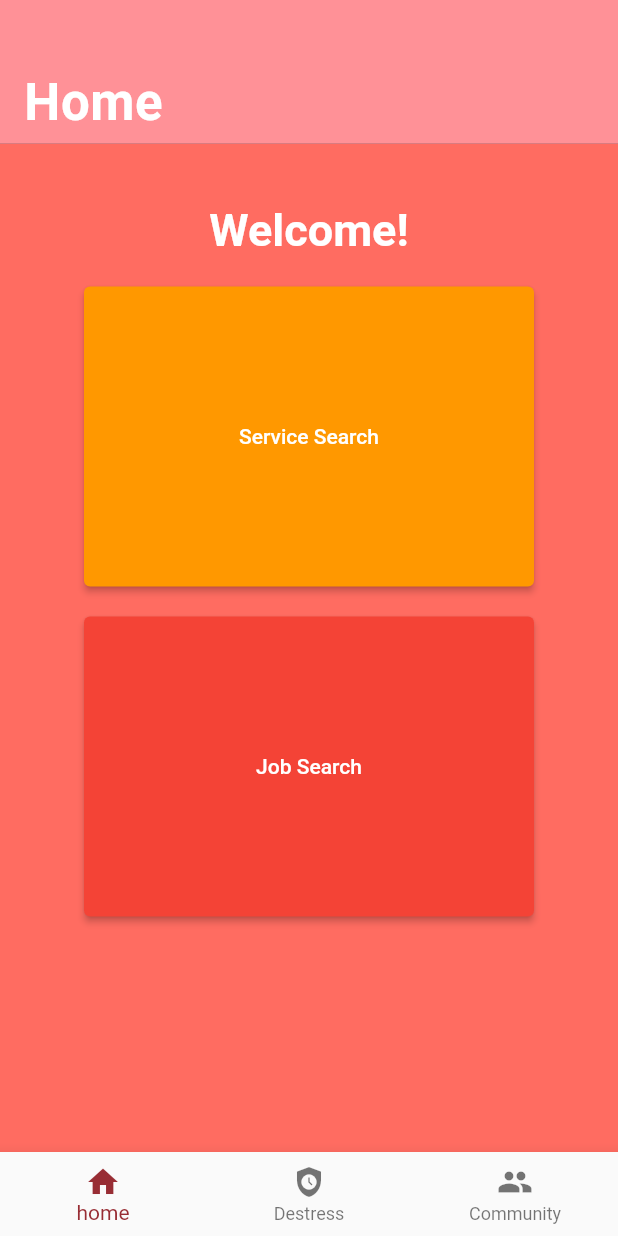
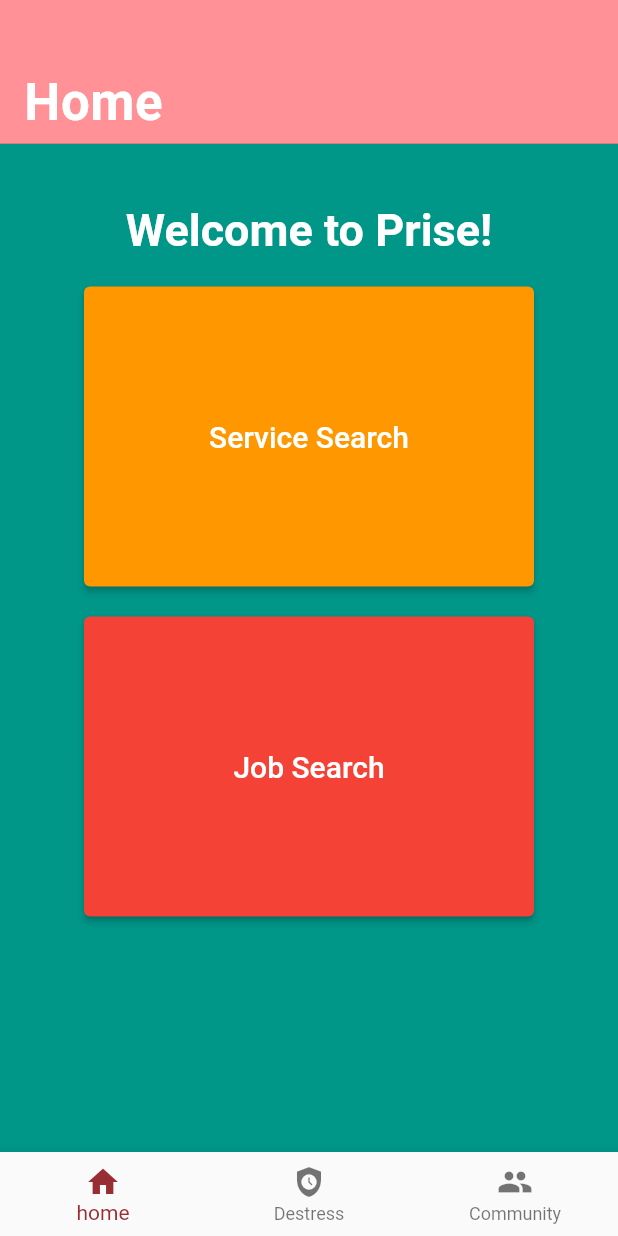
Before and after one commit to ashmitahaldar/HackathonProject, a Flutter app: the screen it shows after launch, after a tap on "Login", on a phone screen of 412 x 824 dp. Run offline on Flutter 3.47's test engine with Material 2 defaults, Android fonts, the phone set to English and light mode, and no system bars; our stand-ins replace easy_sidemenu; missing offline and left inert: dart:html; Roboto replaces fonts that are missing (Avenir).

Commit message:
Aesthetic changes

```diff
--- a/lib/screens/home_page.dart
+++ b/lib/screens/home_page.dart
@@ -1,3 +1,5 @@
+import 'dart:html';
+
 import 'package:flutter/cupertino.dart';
 import 'package:flutter/material.dart';
 import 'package:psg_hackathon_project/screens/Destress.dart';
@@ -18,15 +20,17 @@ class _HomePageState extends State<HomePage> {
   @override
   Widget build(BuildContext context) {
     return Scaffold(
-        backgroundColor: const Color(0xffFF6C61),
+        backgroundColor: Colors.teal,//const Color(0xffFF6C61),
         body: SingleChildScrollView(
           child: Column(
+            // decoration: BoxDecoration(
+            //       image: const DecorationImage(image: AssetImage("assets/homepagebg.png"))),
             crossAxisAlignment: CrossAxisAlignment.center,
             children: <Widget>[
               SizedBox(height: 40),
 
               const Text(
-                "Welcome!",
+                "Welcome to Prise!",
                 style: TextStyle(
                     fontSize: 30,
                     fontWeight: FontWeight.bold,
@@ -45,7 +49,9 @@ class _HomePageState extends State<HomePage> {
                       Navigator.push(context,
                         MaterialPageRoute(builder: (context) => ServiceSearch()));
                     },
-                    child: Text("Service Search"),
+                    child: Text("Service Search",
+                      style: TextStyle(
+                        fontSize: 20,)),
                     style: ElevatedButton.styleFrom(
                       primary: Colors.orange,
                     ),
@@ -73,7 +79,9 @@ class _HomePageState extends State<HomePage> {
                     Navigator.push(context,
                         MaterialPageRoute(builder: (context) => JobSearch()));
                   },
-                  child: Text("Job Search"),
+                  child: Text("Job Search",
+                      style: TextStyle(
+                        fontSize: 20,)),
                   style: ElevatedButton.styleFrom(primary: Colors.red),
                 ),
               ),
--- a/lib/screens/login.dart
+++ b/lib/screens/login.dart
@@ -15,7 +15,7 @@ class _LoginState extends State<Login> {
   @override
   Widget build(BuildContext context) {
     return Scaffold(
-      backgroundColor: Colors.lightBlue,
+      backgroundColor: Colors.teal,
       body: Container(
         width: MediaQuery.of(context).size.width,
         child: Column(
--- a/pubspec.yaml
+++ b/pubspec.yaml
@@ -62,6 +62,11 @@ flutter:
   assets:
     - assets/hackathon-psg-removebg-preview.png
     - assets/ss.png
+    - assets/gayrights.png
+    - assets/lesbian.png
+    - assets/photgraphy.png
+    - assets/homepagebg.png
+
 
   # An image asset can refer to one or more resolution-specific "variants", see
   # https://flutter.dev/assets-and-images/#resolution-aware
```
Also changed, not shown: lib/screens/community.dart (+4 -4 lines), assets/gayrights.png (added), assets/homepagebg.png (added), assets/lesbian.png (added), assets/photgraphy.png (added).
